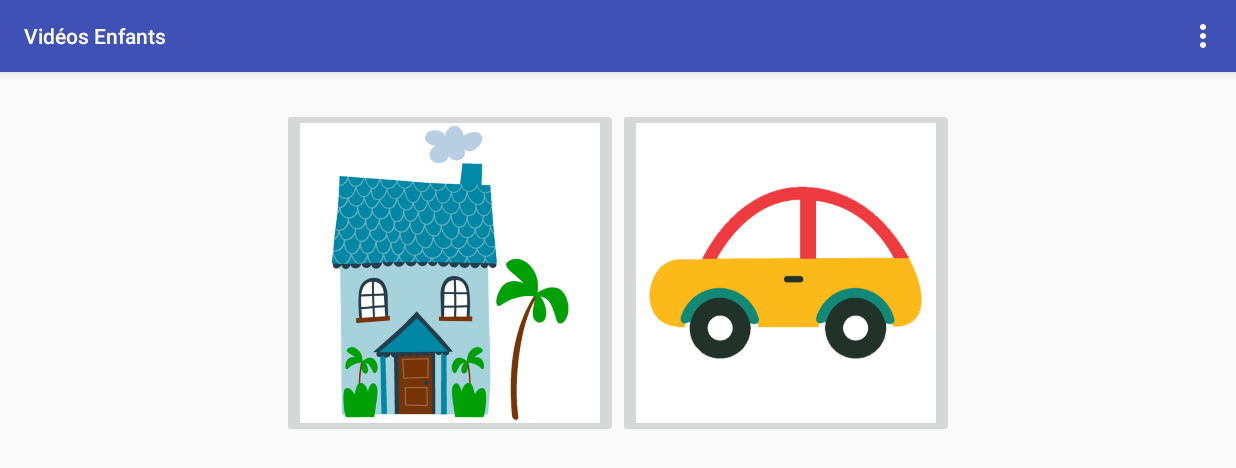
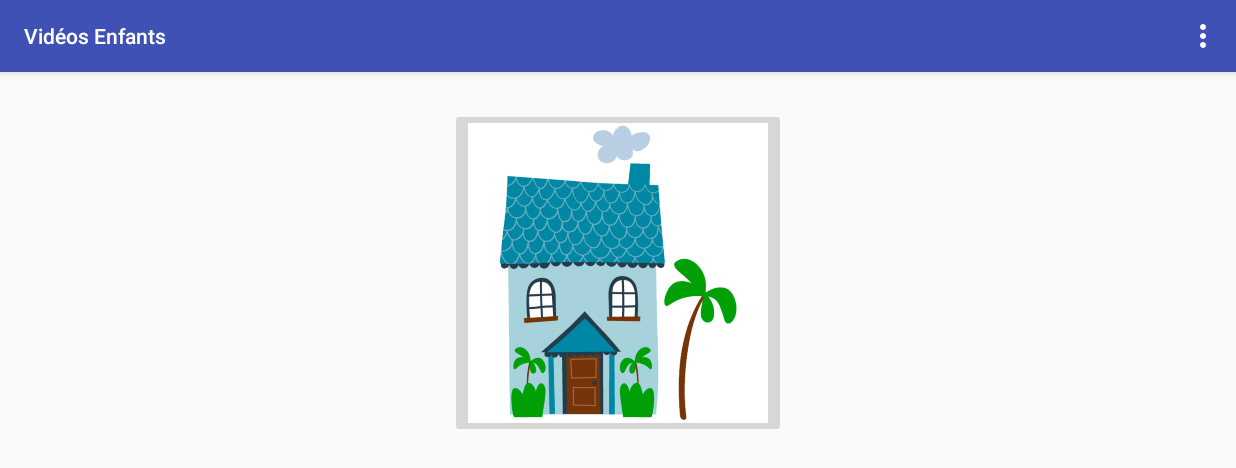
Before and after one commit to Pilou44/VideosEnfants, an Android app: the screen it shows after launch (StartActivity), on a phone screen of 824 x 412 dp (held sideways). Shown: the top 468 px of the screen. Run offline under Robolectric (Android 15) with nearby library versions, the phone set to English and light mode, and no system bars.

Commit message:
[DEV] Do not show local browsing in start activity if it has been disabled

```diff
--- a/app/src/main/java/com/freak/videosenfants/StartActivity.java
+++ b/app/src/main/java/com/freak/videosenfants/StartActivity.java
@@ -1,7 +1,9 @@
 package com.freak.videosenfants;
 
 import android.content.Intent;
+import android.content.SharedPreferences;
 import android.os.Bundle;
+import android.preference.PreferenceManager;
 import android.support.v7.app.AppCompatActivity;
 import android.support.v7.widget.Toolbar;
 import android.view.View;
@@ -10,6 +12,8 @@ import android.view.MenuItem;
 import android.widget.ImageButton;
 
 public class StartActivity extends AppCompatActivity implements View.OnClickListener {
+
+    private ImageButton mVoiture;
 
     @Override
     protected void onCreate(Bundle savedInstanceState) {
@@ -21,8 +25,20 @@ public class StartActivity extends AppCompatActivity implements View.OnClickList
         ImageButton maison = (ImageButton) findViewById(R.id.maison);
         maison.setOnClickListener(this);
 
-        ImageButton voiture = (ImageButton) findViewById(R.id.voiture);
-        voiture.setOnClickListener(this);
+        mVoiture = (ImageButton) findViewById(R.id.voiture);
+        mVoiture.setOnClickListener(this);
+    }
+
+    @Override
+    protected void onResume() {
+        super.onResume();
+        SharedPreferences sharedPreferences = PreferenceManager.getDefaultSharedPreferences(this);
+        if (sharedPreferences.getBoolean(getString(R.string.key_local_switch), false)) {
+            mVoiture.setVisibility(View.VISIBLE);
+        }
+        else {
+            mVoiture.setVisibility(View.GONE);
+        }
     }
 
     @Override
```
